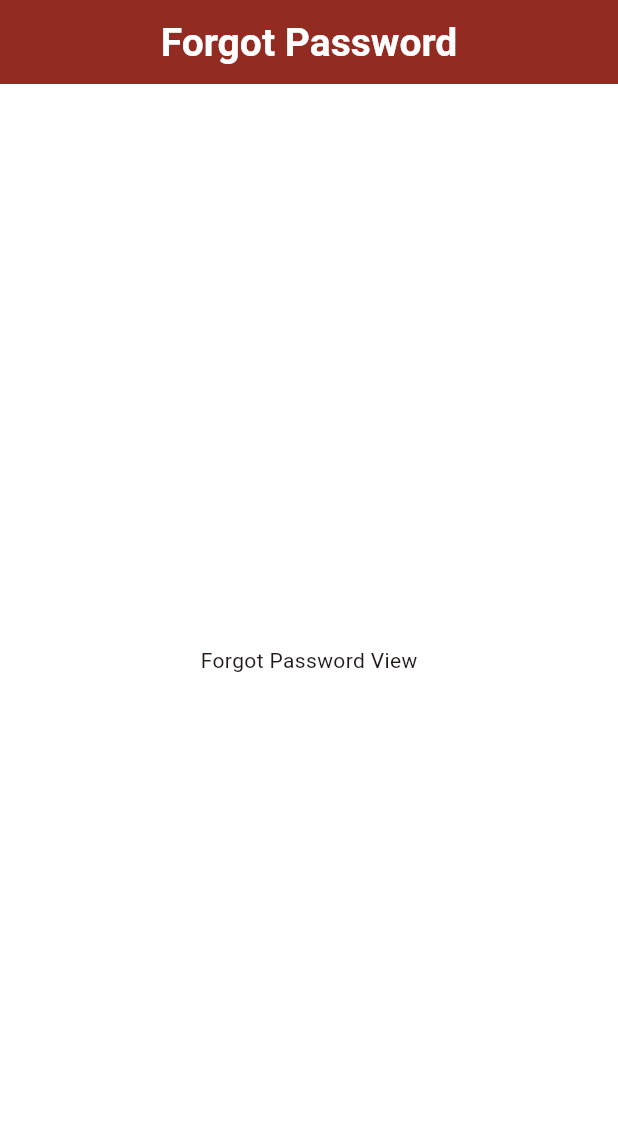
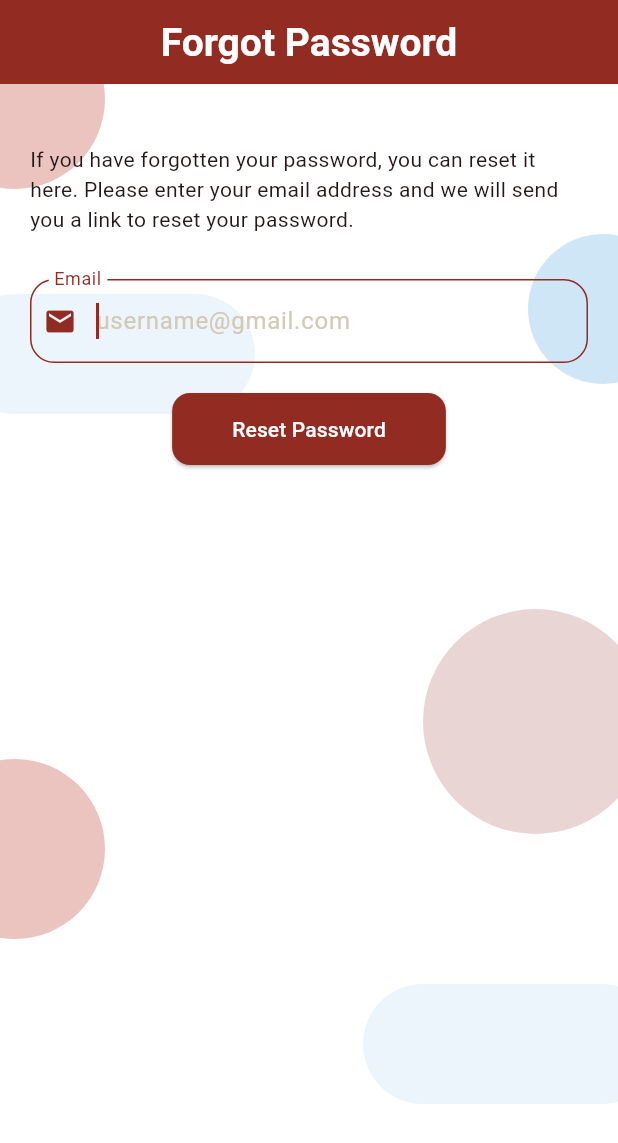
Before and after one commit to MinaYasser100/david_psalmist, a Flutter app: the ForgotPasswordView screen opened by its route, on a phone screen of 412 x 824 dp. Shown: the top 1143 px of the screen. Run offline on Flutter 3.47's test engine with Material 3 defaults, Android fonts, the light colour scheme and no system bars; our stand-ins replace connectivity_plus, dartz, firebase_auth, firebase_core, flutter_bloc, flutter_screenutil and 4 more; accounts and stored records are empty.

Commit message:
finish forgot password

```diff
--- a/lib/core/dependency_injection/set_up_dependencies.dart
+++ b/lib/core/dependency_injection/set_up_dependencies.dart
@@ -1,4 +1,5 @@
 import 'package:david_psalmist/core/firebase/firebase_auth_error_handling.dart';
+import 'package:david_psalmist/features/forgot_password/data/repo/forgot_password_repo_impl.dart';
 import 'package:david_psalmist/features/login/data/repo/login_repo_impl.dart';
 import 'package:david_psalmist/features/register/data/repo/register_repo_impl.dart';
 import 'package:get_it/get_it.dart';
@@ -17,6 +18,11 @@ void setupDependencies() {
   getIt.registerSingleton<LoginRepoImpl>(
     LoginRepoImpl(errorHandling: getIt<FirebaseAuthErrorHandling>()),
   );
+
+  getIt.registerSingleton<ForgotPasswordRepoImpl>(
+    ForgotPasswordRepoImpl(getIt<FirebaseAuthErrorHandling>()),
+  );
+
   // // register connectivity cubit for internet
   // getIt.registerSingleton<ConnectivityCubit>(ConnectivityCubit());
 }
--- /dev/null
+++ b/lib/features/forgot_password/data/repo/forgot_password_repo.dart
@@ -0,0 +1,5 @@
+import 'package:dartz/dartz.dart';
+
+abstract class ForgotPasswordRepo {
+  Future<Either<String, void>> sendPasswordResetEmail({required String email});
+}
--- /dev/null
+++ b/lib/features/forgot_password/data/repo/forgot_password_repo_impl.dart
@@ -0,0 +1,62 @@
+import 'dart:developer';
+
+import 'package:dartz/dartz.dart';
+import 'package:david_psalmist/core/firebase/firebase_auth_error_handling.dart';
+import 'package:firebase_auth/firebase_auth.dart';
+
+import 'forgot_password_repo.dart';
+
+class ForgotPasswordRepoImpl implements ForgotPasswordRepo {
+  final FirebaseAuthErrorHandling _errorHandling;
+  final _auth = FirebaseAuth.instance;
+  ForgotPasswordRepoImpl(this._errorHandling);
+  @override
+  Future<Either<String, void>> sendPasswordResetEmail({
+    required String email,
+  }) async {
+    try {
+      log('Attempting to send password reset email to: $email');
+
+      // Remove any whitespace from the email
+      final trimmedEmail = email.trim();
+
+      // Basic email validation
+      if (!trimmedEmail.contains('@') || !trimmedEmail.contains('.')) {
+        return const Left('Please enter a valid email address');
+      }
+
+      await _auth.sendPasswordResetEmail(email: trimmedEmail);
+
+      log('Password reset email sent successfully to $email');
+      return const Right(null);
+    } on FirebaseAuthException catch (e) {
+      log('FirebaseAuthException: ${e.code} - ${e.message}');
+      switch (e.code) {
+        case 'user-not-found':
+          return const Left('No user found with this email address');
+        case 'invalid-email':
+          return const Left('The email address is not valid');
+        case 'missing-android-pkg-name':
+          log('Error: Missing Android package name in configuration');
+          return const Left('App configuration error. Please contact support.');
+        case 'missing-continue-uri':
+          log('Error: Missing continue URL in configuration');
+          return const Left('App configuration error. Please contact support.');
+        case 'missing-ios-bundle-id':
+          log('Error: Missing iOS bundle ID in configuration');
+          return const Left('App configuration error. Please contact support.');
+        case 'invalid-continue-uri':
+          log('Error: Invalid continue URL in configuration');
+          return const Left('App configuration error. Please contact support.');
+        case 'unauthorized-continue-uri':
+          log('Error: Unauthorized continue URL in configuration');
+          return const Left('App configuration error. Please contact support.');
+        default:
+          return Left(_errorHandling.mapFirebaseAuthException(e));
+      }
+    } catch (e) {
+      log('Unexpected error while sending reset email: ${e.toString()}');
+      return const Left('Reset Password Process Failed');
+    }
+  }
+}
--- /dev/null
+++ b/lib/features/forgot_password/manager/autovalidate_mode/autovalidate_mode_cubit.dart
@@ -0,0 +1,15 @@
+import 'package:flutter/material.dart';
+import 'package:flutter_bloc/flutter_bloc.dart';
+
+part 'autovalidate_mode_state.dart';
+
+class AutovalidateModeCubit extends Cubit<AutovalidateModeState> {
+  AutovalidateModeCubit() : super(AutovalidateModeInitial());
+
+  AutovalidateMode autovalidateMode = AutovalidateMode.disabled;
+
+  void changeAutovalidateMode() {
+    autovalidateMode = AutovalidateMode.always;
+    emit(AutovalidateModeChanged());
+  }
+}
--- /dev/null
+++ b/lib/features/forgot_password/manager/autovalidate_mode/autovalidate_mode_state.dart
@@ -0,0 +1,8 @@
+part of 'autovalidate_mode_cubit.dart';
+
+@immutable
+sealed class AutovalidateModeState {}
+
+final class AutovalidateModeInitial extends AutovalidateModeState {}
+
+final class AutovalidateModeChanged extends AutovalidateModeState {}
--- /dev/null
+++ b/lib/features/forgot_password/manager/cubit/forgot_password_cubit.dart
@@ -0,0 +1,23 @@
+import 'package:david_psalmist/features/forgot_password/data/repo/forgot_password_repo.dart';
+import 'package:flutter/material.dart';
+import 'package:flutter_bloc/flutter_bloc.dart';
+
+part 'forgot_password_state.dart';
+
+class ForgotPasswordCubit extends Cubit<ForgotPasswordState> {
+  ForgotPasswordCubit(this._forgotPasswordRepo)
+    : super(ForgotPasswordInitial());
+
+  final ForgotPasswordRepo _forgotPasswordRepo;
+
+  Future<void> sendPasswordResetEmail({required String email}) async {
+    emit(ForgotPasswordLoading());
+    final result = await _forgotPasswordRepo.sendPasswordResetEmail(
+      email: email,
+    );
+    result.fold(
+      (l) => emit(ForgotPasswordError(error: l)),
+      (r) => emit(ForgotPasswordSuccess()),
+    );
+  }
+}
--- /dev/null
+++ b/lib/features/forgot_password/manager/cubit/forgot_password_state.dart
@@ -0,0 +1,15 @@
+part of 'forgot_password_cubit.dart';
+
+@immutable
+sealed class ForgotPasswordState {}
+
+final class ForgotPasswordInitial extends ForgotPasswordState {}
+
+final class ForgotPasswordLoading extends ForgotPasswordState {}
+
+final class ForgotPasswordError extends ForgotPasswordState {
+  final String error;
+  ForgotPasswordError({required this.error});
+}
+
+final class ForgotPasswordSuccess extends ForgotPasswordState {}
--- a/lib/features/forgot_password/ui/forgot_password_view.dart
+++ b/lib/features/forgot_password/ui/forgot_password_view.dart
@@ -1,13 +1,127 @@
+import 'package:david_psalmist/core/dependency_injection/set_up_dependencies.dart';
+import 'package:david_psalmist/core/utils/colors.dart';
+import 'package:david_psalmist/features/forgot_password/manager/autovalidate_mode/autovalidate_mode_cubit.dart';
+import 'package:david_psalmist/features/forgot_password/ui/widgets/forgot_password_bady_view.dart';
 import 'package:flutter/material.dart';
+import 'package:flutter_bloc/flutter_bloc.dart';
 
-class ForgotPasswordView extends StatelessWidget {
+import '../data/repo/forgot_password_repo_impl.dart';
+import '../manager/cubit/forgot_password_cubit.dart';
+
+class ForgotPasswordView extends StatefulWidget {
   const ForgotPasswordView({super.key});
 
   @override
+  State<ForgotPasswordView> createState() => _ForgotPasswordViewState();
+}
+
+class _ForgotPasswordViewState extends State<ForgotPasswordView> {
+  late final TextEditingController emailController;
+  late final GlobalKey<FormState> formKey;
+  late FocusNode emailFocusNode;
+
+  @override
+  void initState() {
+    emailController = TextEditingController();
+    formKey = GlobalKey<FormState>();
+    emailFocusNode = FocusNode();
+    super.initState();
+  }
+
+  @override
+  void dispose() {
+    emailController.dispose();
+    emailFocusNode.dispose();
+    super.dispose();
+  }
+
+  @override
   Widget build(BuildContext context) {
-    return Scaffold(
-      appBar: AppBar(title: const Text('Forgot Password')),
-      body: const Center(child: Text('Forgot Password View')),
+    return MultiBlocProvider(
+      providers: [
+        BlocProvider(create: (context) => AutovalidateModeCubit()),
+        BlocProvider(
+          create: (context) =>
+              ForgotPasswordCubit(getIt<ForgotPasswordRepoImpl>()),
+        ),
+      ],
+      child: Scaffold(
+        appBar: AppBar(title: const Text('Forgot Password')),
+        body: Stack(
+          children: [
+            // Background decorations
+            Positioned(
+              top: -50,
+              left: -50,
+              child: _circleDecoration(
+                120,
+                ColorsTheme().primaryColor.withValues(alpha: 0.3),
+              ),
+            ),
+            Positioned(
+              top: 100,
+              right: -40,
+              child: _circleDecoration(
+                100,
+                ColorsTheme().secondaryLight.withValues(alpha: 0.3),
+              ),
+            ),
+            Positioned(
+              top: 450,
+              left: -50,
+              child: _circleDecoration(
+                120,
+                ColorsTheme().primaryColor.withValues(alpha: 0.3),
+              ),
+            ),
+            Positioned(
+              top: 350,
+              right: -20,
+              child: _circleDecoration(
+                150,
+                ColorsTheme().primaryDark.withValues(alpha: 0.2),
+              ),
+            ),
+
+            Positioned(
+              top: 140,
+              left: -30,
+              child: _rectangularCircleDecoration(),
+            ),
+
+            Positioned(
+              top: 600,
+              right: -30,
+              child: _rectangularCircleDecoration(),
+            ),
+
+            ForgotPasswordBadyView(
+              emailController: emailController,
+              emailFocusNode: emailFocusNode,
+              formKey: formKey,
+            ),
+          ],
+        ),
+      ),
+    );
+  }
+
+  Container _rectangularCircleDecoration() {
+    return Container(
+      height: 80,
+      width: 200,
+      decoration: BoxDecoration(
+        color: ColorsTheme().secondaryColor.withValues(alpha: 0.1),
+        borderRadius: BorderRadius.circular(40),
+      ),
+    );
+  }
+
+  Widget _circleDecoration(double size, Color color) {
+    return Container(
+      height: size,
+      width: size,
+      decoration: BoxDecoration(shape: BoxShape.circle, color: color),
     );
   }
 }
--- /dev/null
+++ b/lib/features/forgot_password/ui/widgets/forgot_password_bady_view.dart
@@ -0,0 +1,108 @@
+import 'package:david_psalmist/core/model/text_field_model/text_field_model.dart';
+import 'package:david_psalmist/core/routing/routes.dart';
+import 'package:david_psalmist/core/theme/app_style.dart';
+import 'package:david_psalmist/core/utils/colors.dart';
+import 'package:david_psalmist/core/utils/show_top_toast.dart';
+import 'package:david_psalmist/core/validation/validatoin.dart';
+import 'package:david_psalmist/core/widgets/custom_text_form_field.dart';
+import 'package:david_psalmist/features/forgot_password/manager/autovalidate_mode/autovalidate_mode_cubit.dart';
+import 'package:david_psalmist/features/forgot_password/manager/cubit/forgot_password_cubit.dart';
+import 'package:flutter/material.dart';
+import 'package:flutter_bloc/flutter_bloc.dart';
+import 'package:go_router/go_router.dart';
+
+class ForgotPasswordBadyView extends StatelessWidget {
+  const ForgotPasswordBadyView({
+    super.key,
+    required this.emailController,
+    required this.emailFocusNode,
+    required this.formKey,
+  });
+  final TextEditingController emailController;
+  final FocusNode emailFocusNode;
+  final GlobalKey<FormState> formKey;
+
+  @override
+  Widget build(BuildContext context) {
+    return Padding(
+      padding: const EdgeInsets.only(left: 20, right: 20, top: 40),
+      child: BlocBuilder<AutovalidateModeCubit, AutovalidateModeState>(
+        builder: (context, state) {
+          return Form(
+            key: formKey,
+            autovalidateMode: context
+                .read<AutovalidateModeCubit>()
+                .autovalidateMode,
+            child: Column(
+              children: [
+                Text(
+                  'If you have forgotten your password, you can reset it here. Please enter your email address and we will send you a link to reset your password.',
+                  style: AppTextStyles.styleBold20sp(
+                    context,
+                  ).copyWith(color: ColorsTheme().primaryDark),
+                ),
+
+                const SizedBox(height: 30),
+
+                CustomTextFormField(
+                  textFieldModel: TextFieldModel(
+                    controller: emailController,
+                    labelText: "Email",
+                    hintText: "username@gmail.com",
+                    icon: Icons.email,
+                    keyboardType: TextInputType.emailAddress,
+                    validator: (value) => Validatoin.emailValidation(value),
+                    autofocus: true,
+                    focusNode: emailFocusNode,
+                    onFieldSubmitted: (value) {
+                      emailFocusNode.unfocus();
+                    },
+                  ),
+                ),
+
+                const SizedBox(height: 20),
+                BlocConsumer<ForgotPasswordCubit, ForgotPasswordState>(
+                  listener: (context, state) {
+                    if (state is ForgotPasswordError) {
+                      showErrorToast(context, 'Error', state.error);
+                    }
+                    if (state is ForgotPasswordSuccess) {
+                      showSuccessToast(
+                        context,
+                        'Success',
+                        'Password Reset Link Sent Successfully',
+                      );
+                      context.go(Routes.loginView);
+                    }
+                  },
+                  builder: (context, state) {
+                    return ElevatedButton(
+                      style: ElevatedButton.styleFrom(
+                        backgroundColor: ColorsTheme().primaryDark,
+                      ),
+                      onPressed: () {
+                        if (formKey.currentState!.validate()) {
+                          FocusScope.of(context).unfocus();
+                          context
+                              .read<ForgotPasswordCubit>()
+                              .sendPasswordResetEmail(
+                                email: emailController.text.trim(),
+                              );
+                        } else {
+                          context
+                              .read<AutovalidateModeCubit>()
+                              .changeAutovalidateMode();
+                        }
+                      },
+                      child: const Text('Reset Password'),
+                    );
+                  },
+                ),
+              ],
+            ),
+          );
+        },
+      ),
+    );
+  }
+}
--- a/lib/features/login/ui/widgets/login_submit_button.dart
+++ b/lib/features/login/ui/widgets/login_submit_button.dart
@@ -41,10 +41,10 @@ class LoginSubmitButton extends StatelessWidget {
           onPressed: () {
             if (formKey.currentState!.validate()) {
               FocusScope.of(context).unfocus();
-              if (adminController.text == "Jesus1741") {
+              if (adminController.text.trim() == "Jesus1741") {
                 context.read<LoginCubit>().loginWithEmailAndPassword(
-                  email: emailController.text,
-                  password: passwordController.text,
+                  email: emailController.text.trim(),
+                  password: passwordController.text.trim(),
                 );
               } else {
                 showErrorToast(context, 'Error', 'Admin Password is Incorrect');
--- a/lib/features/register/ui/widgets/register_form_fields.dart
+++ b/lib/features/register/ui/widgets/register_form_fields.dart
@@ -86,7 +86,7 @@ class RegisterFormFields extends StatelessWidget {
             hintText: "Re-enter your password",
             icon: Icons.lock_outline,
             obscureText: true,
-            validator: (value) => value != passwordController.text
+            validator: (value) => value != passwordController.text.trim()
                 ? "Passwords do not match"
                 : null,
             focusNode: confirmPasswordFocusNode,
--- a/lib/features/register/ui/widgets/register_submit_button.dart
+++ b/lib/features/register/ui/widgets/register_submit_button.dart
@@ -49,8 +49,8 @@ class RegisterSubmitButton extends StatelessWidget {
             if (formKey.currentState!.validate()) {
               FocusScope.of(context).unfocus();
               context.read<RegisterCubit>().registerWithEmailAndPassword(
-                email: emailController.text,
-                password: passwordController.text,
+                email: emailController.text.trim(),
+                password: passwordController.text.trim(),
               );
             } else {
               context.read<AutovalidateModeCubit>().changeAutovalidateMode();
```
